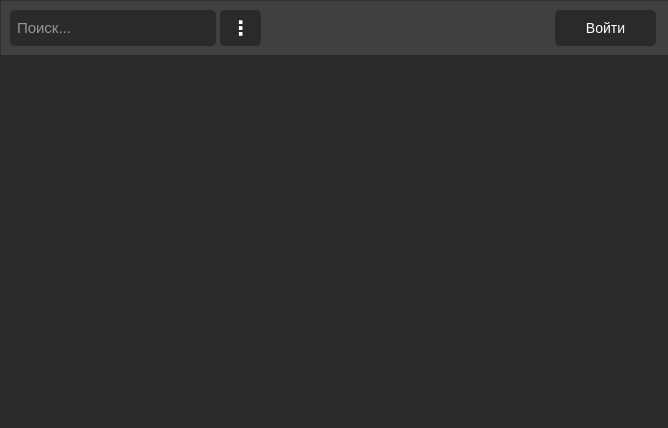
Old version of the form mainwindow/mainwindow.ui in the repository b0shka/selling_apps.
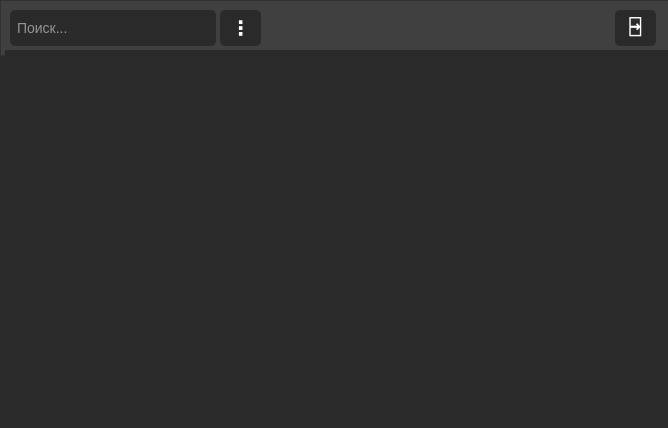
New version of the form.

```diff
--- a/mainwindow/mainwindow.ui
+++ b/mainwindow/mainwindow.ui
@@ -67,7 +67,7 @@
      </property>
      <property name="font">
       <font>
-       <pointsize>11</pointsize>
+       <pointsize>-1</pointsize>
       </font>
      </property>
      <property name="styleSheet">
@@ -76,7 +76,11 @@
 color: white;
 background-color: #2a2a2a;
 border-radius: 5px;
-border: none;</string>
+border: none;
+font-size: 14px;</string>
+     </property>
+     <property name="text">
+      <string/>
      </property>
      <property name="placeholderText">
       <string>Поиск...</string>
@@ -88,16 +92,23 @@
     <widget class="QPushButton" name="pushButton_2">
      <property name="geometry">
       <rect>
-       <x>555</x>
+       <x>615</x>
        <y>10</y>
-       <width>101</width>
+       <width>41</width>
        <height>36</height>
       </rect>
      </property>
+     <property name="font">
+      <font>
+       <pointsize>-1</pointsize>
+       <weight>75</weight>
+       <bold>true</bold>
+      </font>
+     </property>
      <property name="styleSheet">
       <string notr="true">QPushButton {
-	padding: 2px;
-	font-size: 14px;
+	padding-bottom: 3px;
+	font-size: 20px;
 	height: 28px;
 	color: white;
 	background-color: #2a2a2a;
@@ -108,7 +119,7 @@
 }</string>
      </property>
      <property name="text">
-      <string>Войти</string>
+      <string>⍈</string>
      </property>
     </widget>
     <widget class="QPushButton" name="pushButton_3">
@@ -149,8 +160,8 @@
    <widget class="QListWidget" name="listWidget">
     <property name="geometry">
      <rect>
-      <x>0</x>
-      <y>55</y>
+      <x>5</x>
+      <y>50</y>
       <width>671</width>
       <height>371</height>
      </rect>
```
